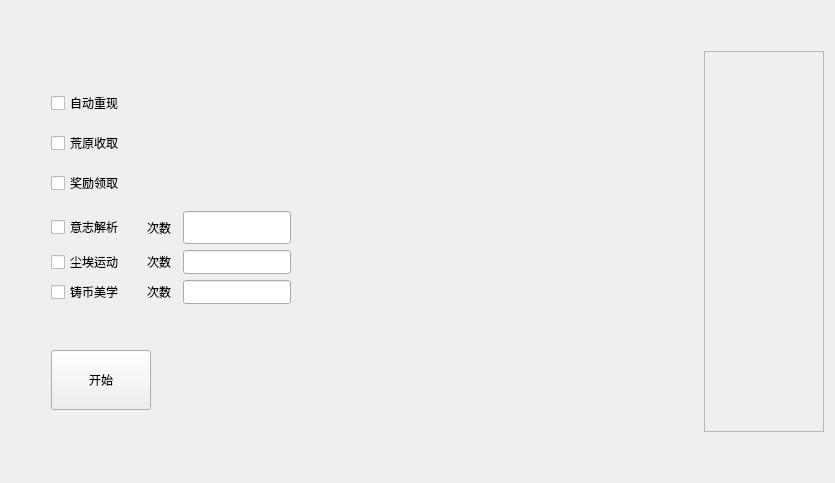
First picture: the form in gui/ui/homeframe.ui, repository beropero/Kilon1999, before the edit.
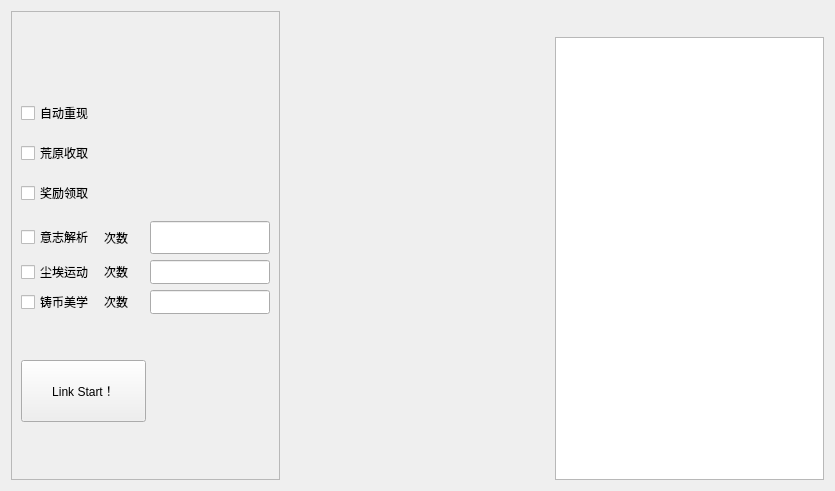
Second picture: the form after the edit. Custom widgets are drawn as their Qt base class.

```diff
--- a/gui/ui/homeframe.ui
+++ b/gui/ui/homeframe.ui
@@ -7,27 +7,40 @@
     <x>0</x>
     <y>0</y>
     <width>835</width>
-    <height>483</height>
+    <height>491</height>
    </rect>
   </property>
   <property name="windowTitle">
    <string>Frame</string>
   </property>
   <layout class="QGridLayout" name="gridLayout">
-   <item row="0" column="2">
-    <spacer name="horizontalSpacer">
-     <property name="orientation">
-      <enum>Qt::Horizontal</enum>
-     </property>
-     <property name="sizeHint" stdset="0">
+   <item row="1" column="2">
+    <layout class="QVBoxLayout" name="verticalLayout_4">
+     <item>
+      <widget class="PlainTextEdit" name="PlainTextEdit">
+       <property name="readOnly">
+        <bool>true</bool>
+       </property>
+      </widget>
+     </item>
+    </layout>
+   </item>
+   <item row="0" column="0" rowspan="2">
+    <widget class="QFrame" name="frame">
+     <property name="maximumSize">
       <size>
-       <width>40</width>
-       <height>20</height>
+       <width>277</width>
+       <height>469</height>
       </size>
      </property>
-    </spacer>
-   </item>
-   <item row="0" column="1">
+     <property name="frameShape">
+      <enum>QFrame::StyledPanel</enum>
+     </property>
+     <property name="frameShadow">
+      <enum>QFrame::Raised</enum>
+     </property>
+     <layout class="QVBoxLayout" name="verticalLayout_2">
+      <item>
     <layout class="QVBoxLayout" name="verticalLayout">
      <property name="topMargin">
       <number>0</number>
@@ -141,7 +154,7 @@
         <widget class="CheckBox" name="CheckBox_7">
          <property name="minimumSize">
           <size>
-           <width>90</width>
+              <width>29</width>
            <height>22</height>
           </size>
          </property>
@@ -199,7 +212,7 @@
         <widget class="CheckBox" name="CheckBox_5">
          <property name="minimumSize">
           <size>
-           <width>90</width>
+              <width>29</width>
            <height>22</height>
           </size>
          </property>
@@ -251,7 +264,7 @@
         <widget class="CheckBox" name="CheckBox_6">
          <property name="minimumSize">
           <size>
-           <width>90</width>
+              <width>29</width>
            <height>22</height>
           </size>
          </property>
@@ -315,24 +328,24 @@
      </item>
     </layout>
    </item>
-   <item row="1" column="1">
+      <item>
     <layout class="QVBoxLayout" name="verticalLayout_3">
      <item>
       <widget class="PushButton" name="PushButton">
        <property name="minimumSize">
         <size>
-         <width>100</width>
-         <height>60</height>
+            <width>125</width>
+            <height>62</height>
         </size>
        </property>
        <property name="maximumSize">
         <size>
-         <width>100</width>
-         <height>16777215</height>
+            <width>125</width>
+            <height>62</height>
         </size>
        </property>
        <property name="text">
-        <string>开始</string>
+           <string>Link Start！</string>
        </property>
       </widget>
      </item>
@@ -354,83 +367,11 @@
      </item>
     </layout>
    </item>
-   <item row="0" column="0">
-    <spacer name="horizontalSpacer_2">
-     <property name="orientation">
-      <enum>Qt::Horizontal</enum>
-     </property>
-     <property name="sizeType">
-      <enum>QSizePolicy::Minimum</enum>
-     </property>
-     <property name="sizeHint" stdset="0">
-      <size>
-       <width>40</width>
-       <height>20</height>
-      </size>
-     </property>
-    </spacer>
-   </item>
-   <item row="0" column="4" rowspan="2">
-    <layout class="QVBoxLayout" name="verticalLayout_8">
-     <item>
-      <spacer name="verticalSpacer_4">
-       <property name="orientation">
-        <enum>Qt::Vertical</enum>
-       </property>
-       <property name="sizeType">
-        <enum>QSizePolicy::Minimum</enum>
-       </property>
-       <property name="sizeHint" stdset="0">
-        <size>
-         <width>20</width>
-         <height>40</height>
-        </size>
-       </property>
-      </spacer>
-     </item>
-     <item>
-      <widget class="SingleDirectionScrollArea" name="SingleDirectionScrollArea">
-       <property name="maximumSize">
-        <size>
-         <width>120</width>
-         <height>16777215</height>
-        </size>
-       </property>
-       <property name="widgetResizable">
-        <bool>true</bool>
-       </property>
-       <widget class="QWidget" name="scrollAreaWidgetContents">
-        <property name="geometry">
-         <rect>
-          <x>0</x>
-          <y>0</y>
-          <width>118</width>
-          <height>369</height>
-         </rect>
-        </property>
-       </widget>
-      </widget>
-     </item>
-     <item>
-      <spacer name="verticalSpacer_5">
-       <property name="orientation">
-        <enum>Qt::Vertical</enum>
-       </property>
-       <property name="sizeType">
-        <enum>QSizePolicy::Minimum</enum>
-       </property>
-       <property name="sizeHint" stdset="0">
-        <size>
-         <width>20</width>
-         <height>40</height>
-        </size>
-       </property>
-      </spacer>
-     </item>
-    </layout>
+     </layout>
+    </widget>
    </item>
-   <item row="0" column="3">
-    <spacer name="horizontalSpacer_6">
+   <item row="0" column="1">
+    <spacer name="horizontalSpacer">
      <property name="orientation">
       <enum>Qt::Horizontal</enum>
      </property>
@@ -455,12 +396,6 @@
    <extends>QPushButton</extends>
    <header>qfluentwidgets</header>
   </customwidget>
-  <customwidget>
-   <class>SingleDirectionScrollArea</class>
-   <extends>QScrollArea</extends>
-   <header>qfluentwidgets</header>
-   <container>1</container>
-  </customwidget>
   <customwidget>
    <class>BodyLabel</class>
    <extends>QLabel</extends>
@@ -471,6 +406,11 @@
    <extends>QLineEdit</extends>
    <header>qfluentwidgets</header>
   </customwidget>
+  <customwidget>
+   <class>PlainTextEdit</class>
+   <extends>QPlainTextEdit</extends>
+   <header>qfluentwidgets</header>
+  </customwidget>
  </customwidgets>
  <resources/>
  <connections/>
```
Lines whose indentation alone changed are shown as unchanged.
